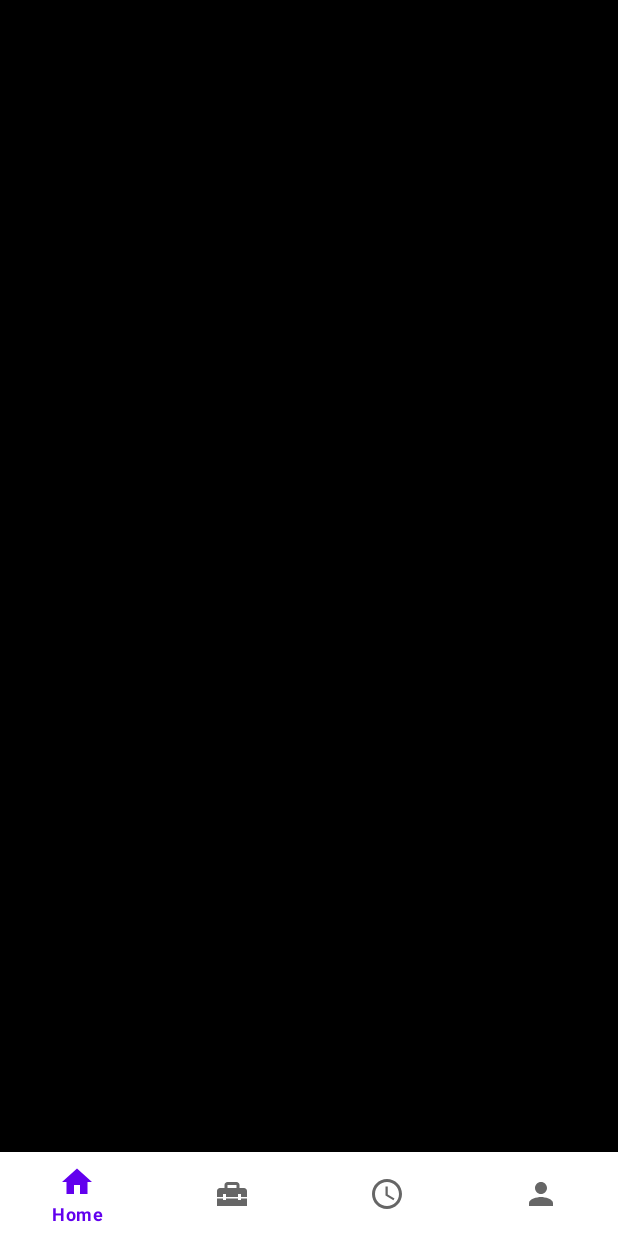
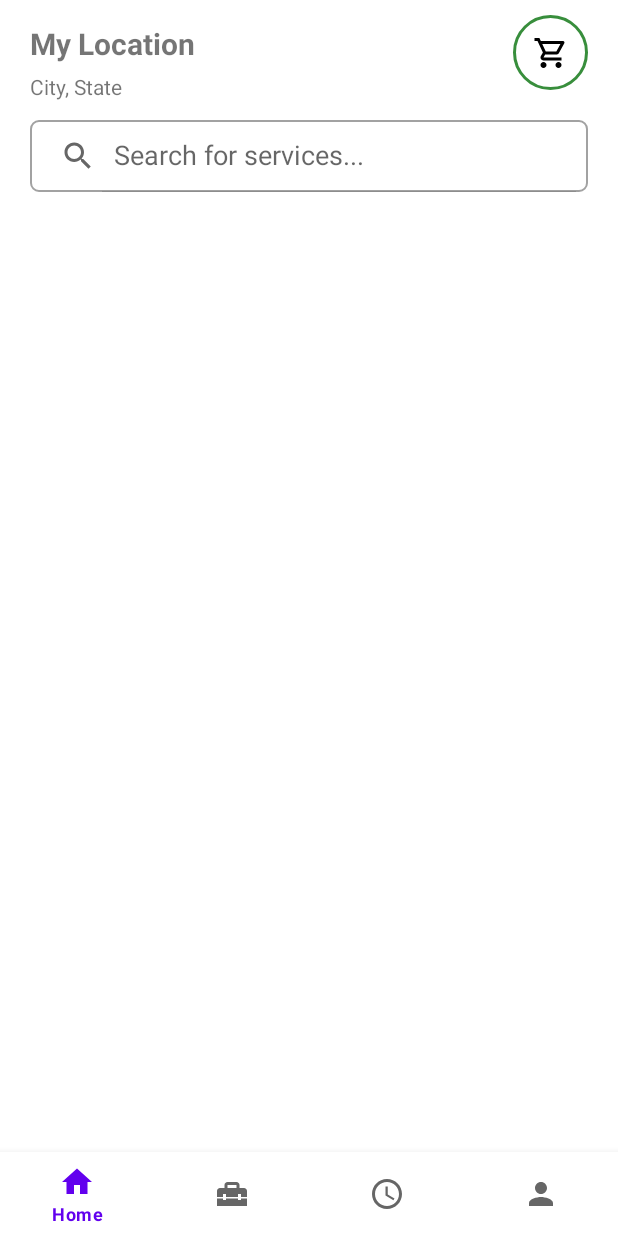
Before and after one commit to Amartyakaushik/temp-struct, an Android app: the screen it shows after launch (MainActivity), on a phone screen of 412 x 824 dp. Run offline under Robolectric (Android 15) with nearby library versions, the phone set to English and light mode, and no system bars; our stand-ins replace navigation-ui.

Commit message:
Fix: (issue #1) Theme change crash fixed

```diff
--- a/app/build.gradle.kts
+++ b/app/build.gradle.kts
@@ -50,6 +50,7 @@ dependencies {
     implementation(libs.androidx.navigation.ui.ktx)
     implementation(libs.androidx.legacy.support.v4)
     implementation(libs.androidx.fragment.ktx)
+    implementation(libs.androidx.activity)
     testImplementation(libs.junit)
     androidTestImplementation(libs.androidx.junit)
     androidTestImplementation(libs.androidx.espresso.core)
--- a/app/src/main/java/com/example/worka1/MainActivity.kt
+++ b/app/src/main/java/com/example/worka1/MainActivity.kt
@@ -4,6 +4,7 @@ import android.graphics.Color
 import android.graphics.drawable.ColorDrawable
 import android.os.Bundle
 import androidx.appcompat.app.AppCompatActivity
+import androidx.appcompat.app.AppCompatDelegate
 import androidx.appcompat.widget.Toolbar
 import androidx.navigation.findNavController
 import androidx.navigation.ui.AppBarConfiguration
@@ -20,7 +21,7 @@ class MainActivity : AppCompatActivity() {
         super.onCreate(savedInstanceState)
         binding = ActivityMainBinding.inflate(layoutInflater)
         setContentView(binding.root)
-
+        AppCompatDelegate.setDefaultNightMode(AppCompatDelegate.MODE_NIGHT_NO)
         val toolbar = findViewById<Toolbar>(R.id.toolbar)
         setSupportActionBar(toolbar)
 
--- a/app/src/main/java/com/example/worka1/ui/home/HomeFragment.kt
+++ b/app/src/main/java/com/example/worka1/ui/home/HomeFragment.kt
@@ -29,11 +29,6 @@ class HomeFragment : Fragment() {
 
         _binding = FragmentHomeBinding.inflate(inflater, container, false)
         val root: View = binding.root
-
-        val textView: TextView = binding.textHome
-        homeViewModel.text.observe(viewLifecycleOwner) {
-            textView.text = it
-        }
         return root
     }
 
--- /dev/null
+++ b/app/src/main/java/com/example/worka1/ui/home/components/LocationContainerActivity.kt
@@ -0,0 +1,21 @@
+package com.example.worka1.ui.home.components
+
+import android.os.Bundle
+import androidx.activity.enableEdgeToEdge
+import androidx.appcompat.app.AppCompatActivity
+import androidx.core.view.ViewCompat
+import androidx.core.view.WindowInsetsCompat
+import com.example.worka1.R
+
+class LocationContainerActivity : AppCompatActivity() {
+    override fun onCreate(savedInstanceState: Bundle?) {
+        super.onCreate(savedInstanceState)
+        enableEdgeToEdge()
+        setContentView(R.layout.activity_location_container)
+        ViewCompat.setOnApplyWindowInsetsListener(findViewById(R.id.main)) { v, insets ->
+            val systemBars = insets.getInsets(WindowInsetsCompat.Type.systemBars())
+            v.setPadding(systemBars.left, systemBars.top, systemBars.right, systemBars.bottom)
+            insets
+        }
+    }
+}
--- /dev/null
+++ b/app/src/main/java/com/example/worka1/ui/home/components/SearchBoxActivity.kt
@@ -0,0 +1,21 @@
+package com.example.worka1.ui.home.components
+
+import android.os.Bundle
+import androidx.activity.enableEdgeToEdge
+import androidx.appcompat.app.AppCompatActivity
+import androidx.core.view.ViewCompat
+import androidx.core.view.WindowInsetsCompat
+import com.example.worka1.R
+
+class SearchBoxActivity : AppCompatActivity() {
+    override fun onCreate(savedInstanceState: Bundle?) {
+        super.onCreate(savedInstanceState)
+        enableEdgeToEdge()
+        setContentView(R.layout.activity_search_box)
+        ViewCompat.setOnApplyWindowInsetsListener(findViewById(R.id.main)) { v, insets ->
+            val systemBars = insets.getInsets(WindowInsetsCompat.Type.systemBars())
+            v.setPadding(systemBars.left, systemBars.top, systemBars.right, systemBars.bottom)
+            insets
+        }
+    }
+}
--- /dev/null
+++ b/app/src/main/res/drawable/circle_shape.xml
@@ -0,0 +1,3 @@
+<shape xmlns:android="http://schemas.android.com/apk/res/android" android:shape="oval">
+    <stroke android:color="#388e3c" android:width="2dp"/>
+</shape>
--- /dev/null
+++ b/app/src/main/res/drawable/ic_add_to_cart_24.xml
@@ -0,0 +1,5 @@
+<vector xmlns:android="http://schemas.android.com/apk/res/android" android:height="24dp" android:tint="#000000" android:viewportHeight="24" android:viewportWidth="24" android:width="24dp">
+
+    <path android:fillColor="@android:color/white" android:pathData="M15.55,13c0.75,0 1.41,-0.41 1.75,-1.03l3.58,-6.49c0.37,-0.66 -0.11,-1.48 -0.87,-1.48L5.21,4l-0.94,-2L1,2v2h2l3.6,7.59 -1.35,2.44C4.52,15.37 5.48,17 7,17h12v-2L7,15l1.1,-2h7.45zM6.16,6h12.15l-2.76,5L8.53,11L6.16,6zM7,18c-1.1,0 -1.99,0.9 -1.99,2S5.9,22 7,22s2,-0.9 2,-2 -0.9,-2 -2,-2zM17,18c-1.1,0 -1.99,0.9 -1.99,2s0.89,2 1.99,2 2,-0.9 2,-2 -0.9,-2 -2,-2z"/>
+
+</vector>
--- /dev/null
+++ b/app/src/main/res/drawable/smooth_rect_border.xml
@@ -0,0 +1,6 @@
+<?xml version="1.0" encoding="utf-8"?>
+<shape
+    xmlns:android="http://schemas.android.com/apk/res/android">
+    <corners android:radius="5dp"/>
+    <stroke android:width="1dp" android:color="#A2A2A2"/>
+</shape>
--- /dev/null
+++ b/app/src/main/res/layout/activity_location_container.xml
@@ -0,0 +1,46 @@
+<?xml version="1.0" encoding="utf-8"?>
+<LinearLayout xmlns:android="http://schemas.android.com/apk/res/android"
+    xmlns:app="http://schemas.android.com/apk/res-auto"
+    xmlns:tools="http://schemas.android.com/tools"
+    android:id="@+id/main"
+    android:layout_width="match_parent"
+    android:layout_height="wrap_content"
+    android:orientation="horizontal"
+    tools:context=".ui.home.components.LocationContainerActivity">
+
+    <LinearLayout
+        android:layout_width="0dp"
+        android:layout_height="wrap_content"
+        android:layout_weight="1"
+        android:layout_marginStart="10dp"
+        android:orientation="vertical">
+        <TextView
+            android:id="@+id/locationTitle"
+            android:layout_width="match_parent"
+            android:layout_height="wrap_content"
+            android:textSize="20sp"
+            android:textStyle="bold"
+            android:layout_marginVertical="5sp"
+            android:text="My Location" />
+
+        <TextView
+            android:id="@+id/locationSubtitle"
+            android:layout_width="match_parent"
+            android:layout_height="wrap_content"
+            android:textSize="14sp"
+            android:textStyle="normal"
+            android:text="City, State" />
+    </LinearLayout>
+
+    <LinearLayout
+        android:layout_width="60dp"
+        android:layout_height="60dp">
+        <ImageView
+            android:id="@+id/imageView"
+            android:layout_width="50dp"
+            android:layout_height="50dp"
+            android:background="@drawable/circle_shape"
+            android:scaleType="centerInside"
+            app:srcCompat="@drawable/ic_add_to_cart_24" />
+    </LinearLayout>
+</LinearLayout>
--- /dev/null
+++ b/app/src/main/res/layout/activity_search_box.xml
@@ -0,0 +1,18 @@
+<?xml version="1.0" encoding="utf-8"?>
+<LinearLayout xmlns:android="http://schemas.android.com/apk/res/android"
+    xmlns:app="http://schemas.android.com/apk/res-auto"
+    xmlns:tools="http://schemas.android.com/tools"
+    android:id="@+id/main"
+    android:layout_width="match_parent"
+    android:layout_height="wrap_content"
+    android:layout_margin="10sp"
+    android:background="@drawable/smooth_rect_border"
+    tools:context=".ui.home.components.SearchBoxActivity">
+    <SearchView
+        android:layout_width="match_parent"
+        android:layout_height="wrap_content"
+        android:queryHint="Search for services..."
+        android:iconifiedByDefault="false"
+        android:id="@+id/searchView"
+        android:background="@null" />
+</LinearLayout>
--- a/app/src/main/res/layout/fragment_home.xml
+++ b/app/src/main/res/layout/fragment_home.xml
@@ -1,23 +1,13 @@
 <?xml version="1.0" encoding="utf-8"?>
-<androidx.constraintlayout.widget.ConstraintLayout xmlns:android="http://schemas.android.com/apk/res/android"
+<LinearLayout xmlns:android="http://schemas.android.com/apk/res/android"
     xmlns:app="http://schemas.android.com/apk/res-auto"
     xmlns:tools="http://schemas.android.com/tools"
     android:layout_width="match_parent"
     android:layout_height="match_parent"
-    tools:context=".ui.home.HomeFragment"
-    android:background="@color/black">
-
-    <TextView
-        android:id="@+id/text_home"
-        android:layout_width="match_parent"
-        android:layout_height="wrap_content"
-        android:layout_marginStart="8dp"
-        android:layout_marginTop="8dp"
-        android:layout_marginEnd="8dp"
-        android:textAlignment="center"
-        android:textSize="20sp"
-        app:layout_constraintBottom_toBottomOf="parent"
-        app:layout_constraintEnd_toEndOf="parent"
-        app:layout_constraintStart_toStartOf="parent"
-        app:layout_constraintTop_toTopOf="parent" />
-</androidx.constraintlayout.widget.ConstraintLayout>
+    android:layout_marginHorizontal="10sp"
+    android:layout_marginTop="10sp"
+    android:orientation="vertical"
+    tools:context=".ui.home.HomeFragment">
+    <include layout="@layout/activity_location_container"/>
+    <include layout="@layout/activity_search_box"/>
+</LinearLayout>
--- a/app/src/main/res/values-night/themes.xml
+++ b/app/src/main/res/values-night/themes.xml
@@ -11,6 +11,8 @@
         <item name="colorOnSecondary">@color/black</item>
         <!-- Status bar color. -->
         <item name="android:statusBarColor">?attr/colorPrimaryVariant</item>
-        <!-- Customize your theme here. -->
+        <!-- Disable default Action Bar -->
+        <item name="windowActionBar">false</item>
+        <item name="windowNoTitle">true</item>
     </style>
 </resources>
--- a/gradle/libs.versions.toml
+++ b/gradle/libs.versions.toml
@@ -14,6 +14,7 @@ navigationFragmentKtx = "2.8.5"
 navigationUiKtx = "2.8.5"
 legacySupportV4 = "1.0.0"
 fragmentKtx = "1.5.6"
+activity = "1.10.0"
 
 [libraries]
 androidx-core-ktx = { group = "androidx.core", name = "core-ktx", version.ref = "coreKtx" }
@@ -29,6 +30,7 @@ androidx-navigation-fragment-ktx = { group = "androidx.navigation", name = "navi
 androidx-navigation-ui-ktx = { group = "androidx.navigation", name = "navigation-ui-ktx", version.ref = "navigationUiKtx" }
 androidx-legacy-support-v4 = { group = "androidx.legacy", name = "legacy-support-v4", version.ref = "legacySupportV4" }
 androidx-fragment-ktx = { group = "androidx.fragment", name = "fragment-ktx", version.ref = "fragmentKtx" }
+androidx-activity = { group = "androidx.activity", name = "activity", version.ref = "activity" }
 
 [plugins]
 android-application = { id = "com.android.application", version.ref = "agp" }
```
